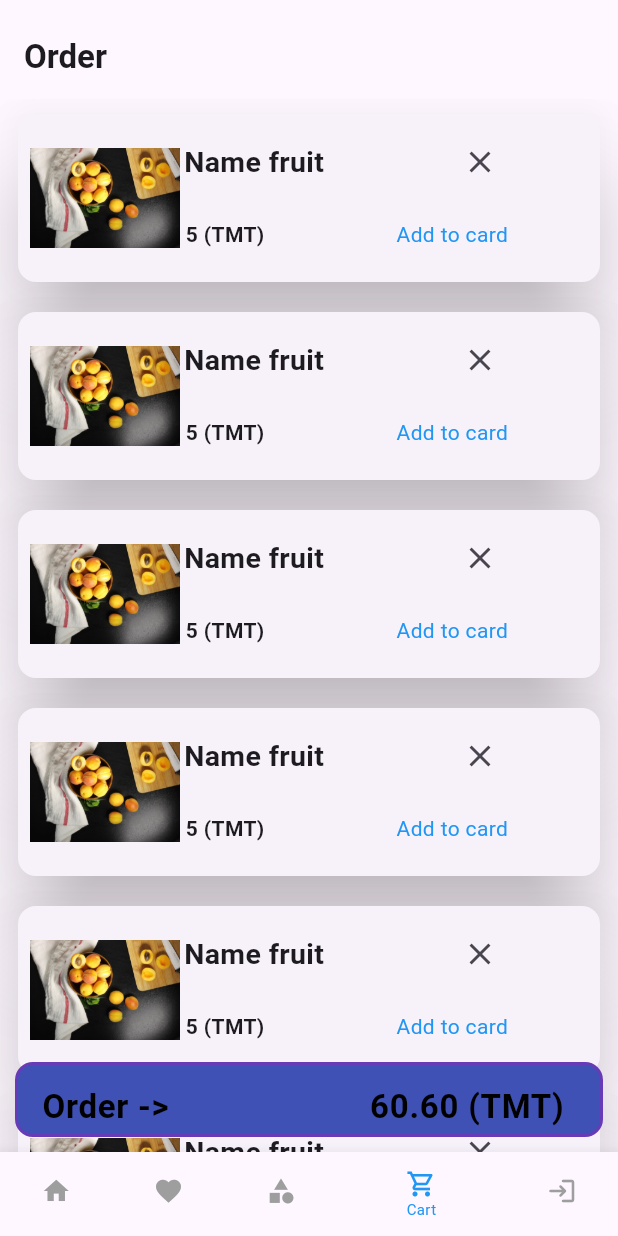
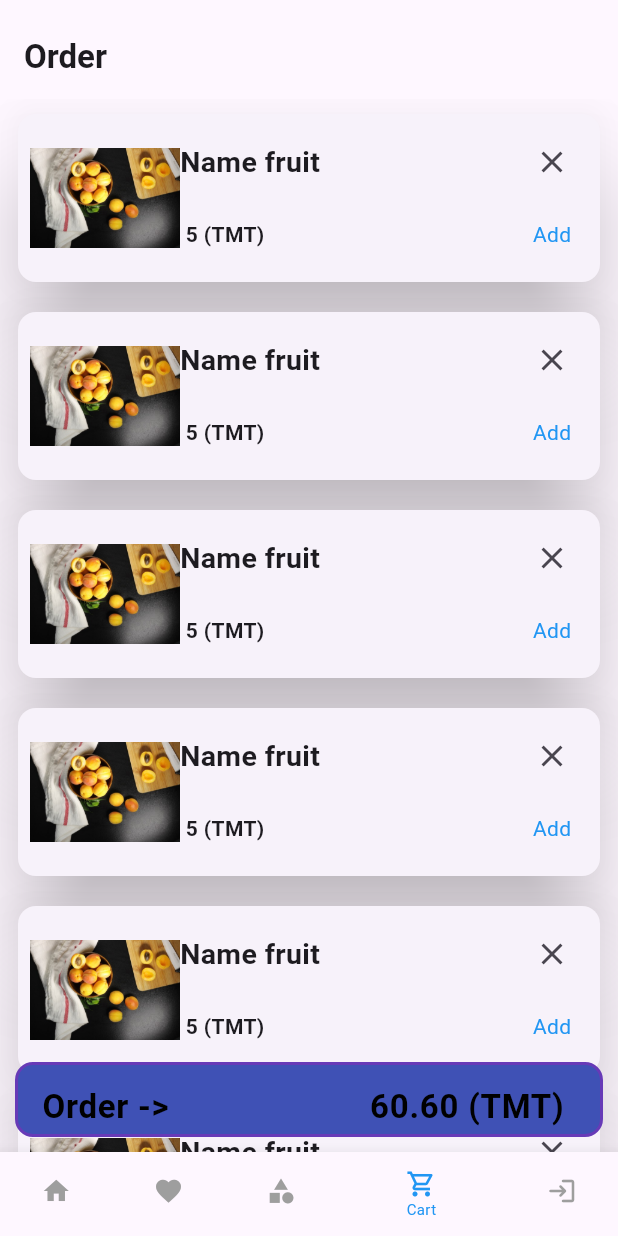
Before and after one commit to Muhammetb123/eshop, a Flutter app: the screen it shows after launch, item 4 of the bottom bar chosen, on a phone screen of 412 x 824 dp. Run offline on Flutter 3.47's test engine with Material 3 defaults, Android fonts, the phone set to English and light mode, and no system bars.

Commit message:
gysylanda beryan yalnyslygy duzetdim

```diff
--- a/flutter/lib/view/pages/cart/cart_page.dart
+++ b/flutter/lib/view/pages/cart/cart_page.dart
@@ -35,9 +35,13 @@ class Cartpage extends StatelessWidget {
                             'assets/images/apricots.jpg',
                           ),
                         ),
-                        Column(
+                        Expanded(
+                          child: Column(
+                            crossAxisAlignment: CrossAxisAlignment.start,
                             children: [
                               Row(
+                                mainAxisAlignment:
+                                    MainAxisAlignment.spaceBetween,
                                 children: [
                                   Text(
                                     'Name fruit',
@@ -45,31 +49,33 @@ class Cartpage extends StatelessWidget {
                                         fontWeight: FontWeight.bold,
                                         fontSize: 19),
                                   ),
-                                SizedBox(
-                                  width: 80,
-                                ),
+                                  // SizedBox(
+                                  //   width: 70,
+                                  // ),
                                   IconButton(
-                                    onPressed: () {}, icon: Icon(Icons.close)),
+                                      onPressed: () {},
+                                      icon: Icon(Icons.close)),
                                 ],
                               ),
                               Row(
+                                mainAxisAlignment:
+                                    MainAxisAlignment.spaceBetween,
                                 children: [
                                   Text(
                                     ' 5 (TMT)',
-                                  style: TextStyle(fontWeight: FontWeight.bold),
-                                ),
-                                SizedBox(
-                                  width: 80,
+                                    style:
+                                        TextStyle(fontWeight: FontWeight.bold),
                                   ),
                                   IconButton(
                                       onPressed: () {},
                                       icon: Text(
-                                      'Add to card',
+                                        'Add',
                                         style: TextStyle(color: Colors.blue),
                                       )),
                                 ],
                               )
                             ],
+                          ),
                         )
                       ],
                     ),
--- a/flutter/lib/view/pages/category/category.dart
+++ b/flutter/lib/view/pages/category/category.dart
@@ -10,6 +10,11 @@ class CategoryPage extends StatelessWidget {
         appBar: AppBar(
           title: Text("Category"),
         ),
+        body: ListView(
+          children: [
+
+          ],
+        )
       ),
     );
   }
--- a/flutter/lib/widgets/container_witget.dart
+++ b/flutter/lib/widgets/container_witget.dart
@@ -5,12 +5,12 @@ import 'package:flutter/material.dart';
 class ContainerWitget extends StatelessWidget {
   String containerName;
   void Function()? onTap;
-  IconData icon;
+  IconData? icon;
   ContainerWitget({
     Key? key,
     required this.containerName,
     this.onTap,
-    required this.icon,
+    this.icon,
   }) : super(key: key);
 
   @override
```
Also changed, not shown: flutter/lib/view/homePageContent.dart (+7 -5 lines), flutter/lib/view/pages/favorites/favoritePage.dart (+11 -11 lines). Lines whose indentation alone changed are shown as unchanged.
